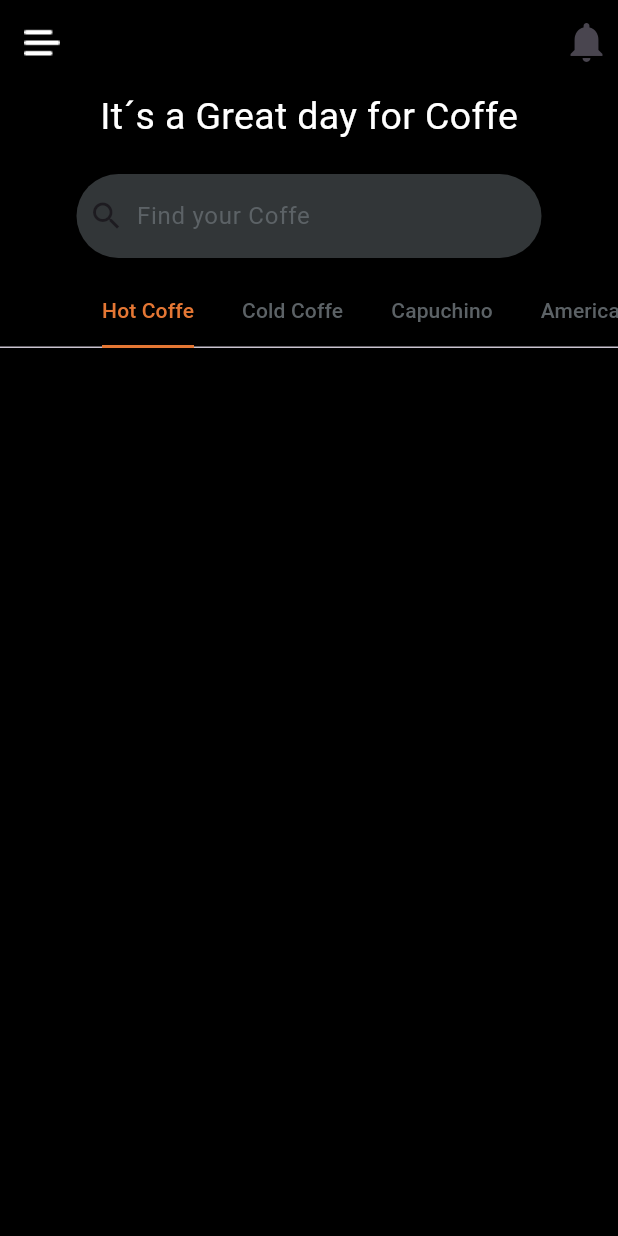
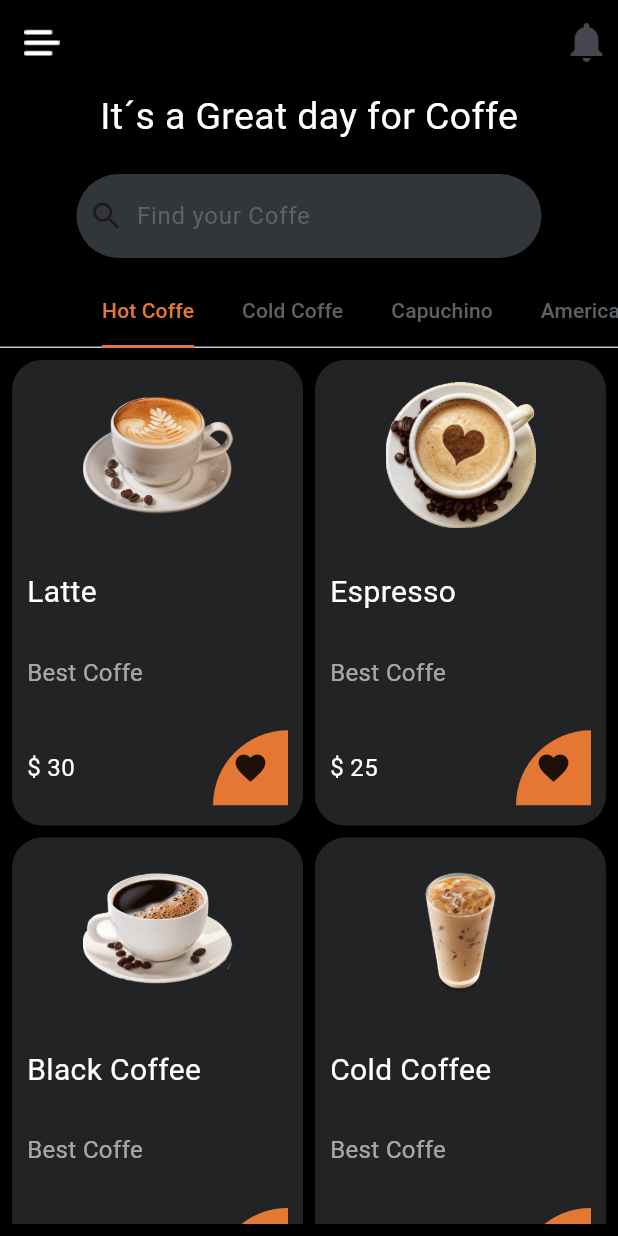
Before and after one commit to YorranPetrick/Coffe_Shop_App, a Flutter app: the HomePage screen opened directly, on a phone screen of 412 x 824 dp. Run offline on Flutter 3.47's test engine with Material 3 defaults, Android fonts, the phone set to English and light mode, and no system bars.

Commit message:
Creating Grid View of coffe type

```diff
--- /dev/null
+++ b/lib/components/gridview_coffe.dart
@@ -0,0 +1,49 @@
+import 'package:flutter/material.dart';
+
+import '../reusable_widgets/card_gridview.dart';
+
+class GradViewCoffe extends StatelessWidget {
+  const GradViewCoffe({Key? key}) : super(key: key);
+
+  @override
+  Widget build(BuildContext context) {
+    return Expanded(
+      child: Padding(
+        padding: const EdgeInsets.all(8.0),
+        child: GridView.count(
+          //Razão entre largura e altura dos childs do GridView
+          childAspectRatio: (50 / 80),
+          crossAxisCount: 2,
+          mainAxisSpacing: 8,
+          crossAxisSpacing: 8,
+          children: [
+            CardGridView(
+              coffeImage: 'assets/images/Latte.png',
+              nameCoffe: 'Latte',
+              descriptionCoffe: 'Best Coffe',
+              valueCoffe: '\$ 30',
+            ),
+            CardGridView(
+              coffeImage: 'assets/images/Espresso.png',
+              nameCoffe: 'Espresso',
+              descriptionCoffe: 'Best Coffe',
+              valueCoffe: '\$ 25',
+            ),
+            CardGridView(
+              coffeImage: 'assets/images/Black Coffee.png',
+              nameCoffe: 'Black Coffee',
+              descriptionCoffe: 'Best Coffe',
+              valueCoffe: '\$ 15',
+            ),
+            CardGridView(
+              coffeImage: 'assets/images/Cold Coffee.png',
+              nameCoffe: 'Cold Coffee',
+              descriptionCoffe: 'Best Coffe',
+              valueCoffe: '\$ 20',
+            ),
+          ],
+        ),
+      ),
+    );
+  }
+}
--- a/lib/pages/home_page.dart
+++ b/lib/pages/home_page.dart
@@ -1,6 +1,7 @@
 import 'package:flutter/material.dart';
 
 import '../components/coffe_varieties.dart';
+import '../components/gridview_coffe.dart';
 import '../components/search-bar.dart';
 
 class HomePage extends StatelessWidget {
@@ -42,6 +43,7 @@ class HomePage extends StatelessWidget {
             SearchBarComponents(),
             SizedBox(height: 12),
             CoffeVarieties(),
+            GradViewCoffe(),
           ],
         ),
       ),
--- /dev/null
+++ b/lib/reusable_widgets/card_gridview.dart
@@ -0,0 +1,84 @@
+import 'package:flutter/material.dart';
+
+class CardGridView extends StatelessWidget {
+  final String coffeImage;
+  final String nameCoffe;
+  final String descriptionCoffe;
+  final String valueCoffe;
+
+  const CardGridView(
+      {required this.coffeImage,
+      required this.nameCoffe,
+      required this.descriptionCoffe,
+      required this.valueCoffe,
+      Key? key})
+      : super(key: key);
+
+  @override
+  Widget build(BuildContext context) {
+    return Container(
+      padding: const EdgeInsets.only(left: 10, right: 10),
+      decoration: BoxDecoration(
+        color: const Color(0xFF212325),
+        borderRadius: BorderRadius.circular(20),
+      ),
+      child: Column(
+        mainAxisAlignment: MainAxisAlignment.spaceAround,
+        children: [
+          Container(
+            width: 100,
+            height: 100,
+            child: Image.asset(coffeImage),
+          ),
+          SizedBox(
+            width: double.infinity,
+            child: Text(
+              nameCoffe,
+              style: TextStyle(
+                color: Colors.white,
+                fontSize: 20,
+              ),
+            ),
+          ),
+          SizedBox(
+            width: double.infinity,
+            child: Text(
+              descriptionCoffe,
+              style: TextStyle(
+                color: Colors.white60,
+                fontSize: 16,
+              ),
+            ),
+          ),
+          Row(
+            mainAxisAlignment: MainAxisAlignment.spaceBetween,
+            children: [
+              Text(
+                valueCoffe,
+                style: TextStyle(
+                  color: Colors.white,
+                  fontSize: 16,
+                ),
+              ),
+              Container(
+                width: 50,
+                height: 50,
+                decoration: BoxDecoration(
+                  color: const Color(0xFFE57734),
+                  borderRadius: BorderRadius.only(
+                    topLeft: Radius.circular(50),
+                  ),
+                ),
+                child: Expanded(
+                  child: Center(
+                    child: Icon(Icons.favorite),
+                  ),
+                ),
+              ),
+            ],
+          )
+        ],
+      ),
+    );
+  }
+}
```
